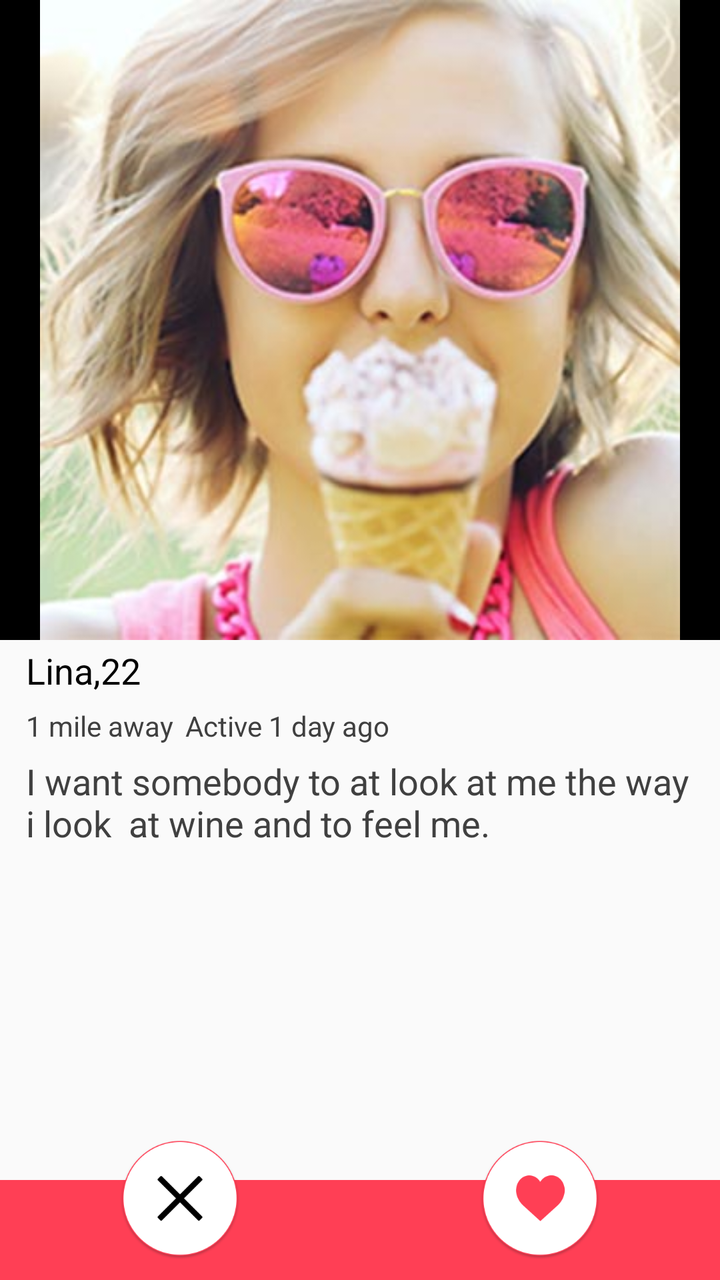
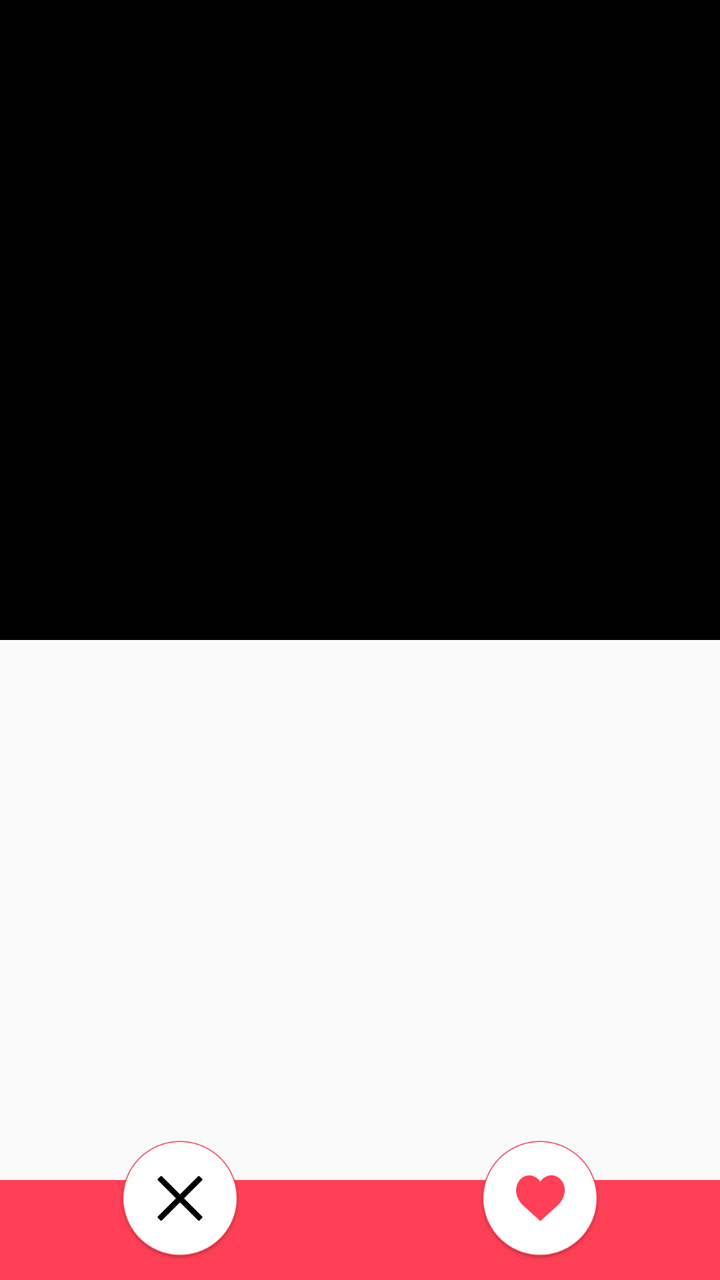

Compare the two renders of this Android layout. The source of the first and the diff that turns it into the second are given below.
<!-- AndroidManifest.xml: application theme AppTheme -->
<!-- res/layout/content_activity_profile.xml -->
<?xml version="1.0" encoding="utf-8"?>
<LinearLayout xmlns:android="http://schemas.android.com/apk/res/android"
    xmlns:app="http://schemas.android.com/apk/res-auto"
    android:orientation="vertical"
    android:layout_width="match_parent"
    android:layout_height="match_parent"
    app:layout_behavior="@string/appbar_scrolling_view_behavior">

    <LinearLayout
        android:layout_width="match_parent"
        android:layout_height="match_parent"
        android:background="@color/black"
        android:layout_weight="0.4">
        <ImageView
            android:layout_width="match_parent"
            android:layout_height="match_parent"
            android:scaleType="fitCenter"
            android:src="@mipmap/pic1"/>
    </LinearLayout>
    <LinearLayout
        android:layout_width="match_parent"
        android:layout_height="match_parent"
        android:layout_marginLeft="10dp"
        android:layout_marginRight="10dp"
        android:orientation="vertical"
        android:layout_weight="0.5">

        <TextView
            android:layout_width="match_parent"
            android:layout_height="wrap_content"
            android:text="Lina,22"
            android:textColor="@color/black"
            android:singleLine="true"
            android:padding="3dp"
            android:textAppearance="?android:textAppearanceMedium"/>
        <LinearLayout
            android:layout_width="match_parent"
            android:orientation="horizontal"

            android:layout_height="wrap_content">
        <TextView
            android:layout_width="wrap_content"
            android:layout_height="wrap_content"
            android:text="1 mile away"
            android:singleLine="true"
            android:textColor="@color/text_view_color"
            android:padding="3dp"
            android:textAppearance="?android:textAppearanceSmall"/>
        <TextView
            android:layout_width="wrap_content"
            android:layout_height="wrap_content"
            android:text="Active 1 day ago"
            android:textColor="@color/text_view_color"
            android:padding="3dp"
            android:singleLine="true"
            android:textAppearance="?android:textAppearanceSmall"/>
        </LinearLayout>
        <TextView
            android:layout_width="match_parent"
            android:layout_height="wrap_content"
            android:text="I want somebody to at look at me the way i look  at wine and to feel me."
            android:textColor="@color/text_view_color"
            android:padding="3dp"
            android:textAppearance="?android:textAppearanceMedium"/>
    </LinearLayout>
    <RelativeLayout
        android:layout_width="match_parent"
        android:layout_height="80dp">
        <RelativeLayout
            android:layout_width="match_parent"
            android:layout_height="50dp"
            android:layout_alignParentBottom="true"
            android:layout_alignParentLeft="true"
            android:background="@color/colorAccent"
            android:layout_alignParentStart="true">
        </RelativeLayout>
        <LinearLayout
            android:layout_width="match_parent"
            android:orientation="horizontal"
            android:layout_height="match_parent">
        <LinearLayout
            android:layout_width="match_parent"
            android:gravity="center"
            android:id="@+id/reject_rl"
            android:layout_weight="0.5"
            android:layout_height="match_parent">
        <ImageView
            android:layout_width="60dp"
            android:layout_height="80dp"
            android:src="@mipmap/profile_reject_btn" />
        </LinearLayout>
        <LinearLayout
            android:id="@+id/like_rl"
            android:layout_width="match_parent"
            android:gravity="center"
            android:layout_height="match_parent"
            android:layout_weight="0.5">
            <ImageView
                android:layout_width="60dp"
                android:layout_height="80dp"
                android:src="@mipmap/profile_like_btn" />
        </LinearLayout>
        </LinearLayout>
    </RelativeLayout>
    



</LinearLayout>
<!-- resources referenced by this layout -->
<resources>
  <color name="black">#000000</color>
  <color name="colorAccent">#ff3f55</color>
  <color name="text_view_color">#404040</color>
  <!-- mipmap pic1: jpg bitmap (mipmap-hdpi, 49457 bytes) -->
  <!-- mipmap profile_like_btn: png bitmap (mipmap-hdpi, 25610 bytes) -->
  <!-- mipmap profile_reject_btn: png bitmap (mipmap-hdpi, 25362 bytes) -->
  <style name="AppTheme" parent="Theme.AppCompat.Light.DarkActionBar">
          
          <item name="colorPrimary">@color/colorPrimary</item>
          <item name="colorPrimaryDark">@color/colorPrimaryDark</item>
          <item name="colorAccent">@color/colorAccent</item>
      </style>
  <color name="colorPrimary">#ff3f55</color>
  <color name="colorPrimaryDark">#ff3f55</color>
</resources>

<!-- the commit's change to res/layout/content_activity_profile.xml (unified diff, before → after) -->
@@ -6,16 +6,17 @@
     android:layout_height="match_parent"
     app:layout_behavior="@string/appbar_scrolling_view_behavior">
 
+
+
     <LinearLayout
         android:layout_width="match_parent"
         android:layout_height="match_parent"
         android:background="@color/black"
         android:layout_weight="0.4">
-        <ImageView
+        <android.support.v4.view.ViewPager
+            android:id="@+id/ViewPager"
             android:layout_width="match_parent"
-            android:layout_height="match_parent"
-            android:scaleType="fitCenter"
-            android:src="@mipmap/pic1"/>
+            android:layout_height="match_parent" />
     </LinearLayout>
     <LinearLayout
         android:layout_width="match_parent"
@@ -24,45 +25,63 @@
         android:layout_marginRight="10dp"
         android:orientation="vertical"
         android:layout_weight="0.5">
-
-        <TextView
-            android:layout_width="match_parent"
-            android:layout_height="wrap_content"
-            android:text="Lina,22"
-            android:textColor="@color/black"
-            android:singleLine="true"
-            android:padding="3dp"
-            android:textAppearance="?android:textAppearanceMedium"/>
         <LinearLayout
             android:layout_width="match_parent"
             android:orientation="horizontal"
-
             android:layout_height="wrap_content">
         <TextView
+            android:id="@+id/userProfileName"
             android:layout_width="wrap_content"
             android:layout_height="wrap_content"
-            android:text="1 mile away"
+            android:text=""
+            android:textColor="@color/black"
+            android:singleLine="true"
+            android:padding="2dp"
+            android:textAppearance="?android:textAppearanceMedium"/>
+            <TextView
+                android:id="@+id/userAge"
+                android:layout_width="wrap_content"
+                android:layout_height="wrap_content"
+                android:text=""
+                android:textColor="@color/black"
+                android:singleLine="true"
+                android:padding="2dp"
+                android:textAppearance="?android:textAppearanceMedium"/>
+            </LinearLayout>
+        <LinearLayout
+            android:layout_width="match_parent"
+            android:orientation="horizontal"
+            android:layout_height="wrap_content">
+        <TextView
+            android:id="@+id/distance"
+            android:layout_width="wrap_content"
+            android:layout_height="wrap_content"
+            android:text=""
             android:singleLine="true"
             android:textColor="@color/text_view_color"
-            android:padding="3dp"
+            android:padding="2dp"
             android:textAppearance="?android:textAppearanceSmall"/>
         <TextView
+            android:id="@+id/pingtime"
             android:layout_width="wrap_content"
             android:layout_height="wrap_content"
-            android:text="Active 1 day ago"
+            android:text=""
             android:textColor="@color/text_view_color"
-            android:padding="3dp"
+            android:padding="2dp"
             android:singleLine="true"
             android:textAppearance="?android:textAppearanceSmall"/>
         </LinearLayout>
         <TextView
+            android:id="@+id/status"
             android:layout_width="match_parent"
             android:layout_height="wrap_content"
-            android:text="I want somebody to at look at me the way i look  at wine and to feel me."
+            android:text=""
             android:textColor="@color/text_view_color"
-            android:padding="3dp"
+            android:padding="2dp"
             android:textAppearance="?android:textAppearanceMedium"/>
     </LinearLayout>
+
+
     <RelativeLayout
         android:layout_width="match_parent"
         android:layout_height="80dp">
@@ -102,8 +121,6 @@
         </LinearLayout>
         </LinearLayout>
     </RelativeLayout>
-    
-
 
 
 </LinearLayout>
<!-- resource entries referenced after the edit -->
@@ -3,7 +3,6 @@
   <color name="black">#000000</color>
   <color name="colorAccent">#ff3f55</color>
   <color name="text_view_color">#404040</color>
-  <!-- mipmap pic1: jpg bitmap (mipmap-hdpi, 49457 bytes) -->
   <!-- mipmap profile_like_btn: png bitmap (mipmap-hdpi, 25610 bytes) -->
   <!-- mipmap profile_reject_btn: png bitmap (mipmap-hdpi, 25362 bytes) -->
   <style name="AppTheme" parent="Theme.AppCompat.Light.DarkActionBar">
